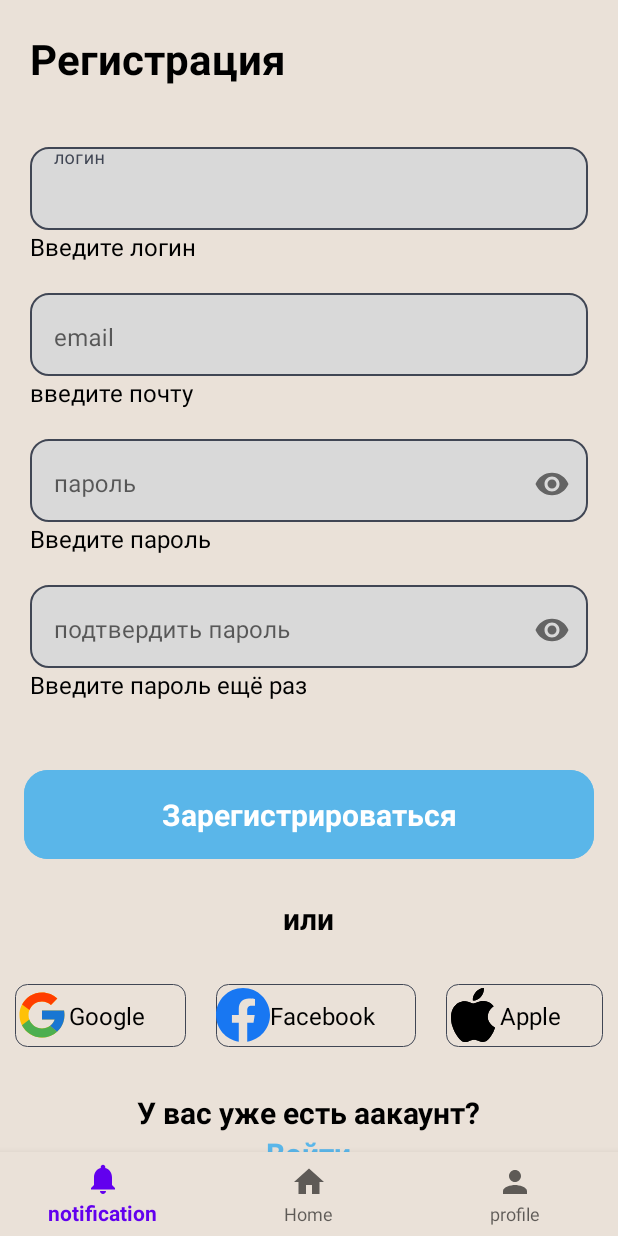
After one commit to nasizae/Daily_insperation, an Android app: the RegistrationFragment screen opened directly, with no data from a screen before it, on a phone screen of 412 x 824 dp. The commit adds this screen. Run offline under Robolectric (Android 15) with nearby library versions, the phone set to English and light mode, and no system bars; our stand-ins replace navigation-ui; Roboto replaces fonts that are not available here.

Commit message:
add authorization and registration

```diff
--- /dev/null
+++ b/app/src/main/java/com/example/dailyinsperation/presentation/identification/registration/RegistrationFragment.kt
@@ -0,0 +1,25 @@
+package com.example.dailyinsperation.presentation.identification.registration
+
+import android.os.Bundle
+import androidx.fragment.app.Fragment
+import android.view.LayoutInflater
+import android.view.View
+import android.view.ViewGroup
+import com.example.dailyinsperation.R
+import com.example.dailyinsperation.databinding.FragmentRegistrationBinding
+
+class RegistrationFragment : Fragment() {
+    private lateinit var binding:FragmentRegistrationBinding
+    override fun onCreateView(
+        inflater: LayoutInflater, container: ViewGroup?,
+        savedInstanceState: Bundle?
+    ): View {
+        binding= FragmentRegistrationBinding.inflate(inflater,container,false)
+        return binding.root
+    }
+
+    override fun onViewCreated(view: View, savedInstanceState: Bundle?) {
+        super.onViewCreated(view, savedInstanceState)
+
+    }
+}
--- /dev/null
+++ b/app/src/main/res/drawable/background_et.xml
@@ -0,0 +1,8 @@
+<?xml version="1.0" encoding="utf-8"?>
+<shape xmlns:android="http://schemas.android.com/apk/res/android">
+    <corners android:radius="12dp" />
+    <solid android:color="@color/et_color" />
+    <stroke
+        android:width="1dp"
+        android:color="@color/midnight" />
+</shape>
--- /dev/null
+++ b/app/src/main/res/drawable/bg_register.xml
@@ -0,0 +1,8 @@
+<?xml version="1.0" encoding="utf-8"?>
+<shape xmlns:android="http://schemas.android.com/apk/res/android">
+<stroke android:width="0.8dp"
+    android:color="@color/midnight"
+    />
+    <solid android:color="#00000000"/>
+    <corners android:radius="8dp"/>
+</shape>
--- /dev/null
+++ b/app/src/main/res/drawable/ic_apple.xml
@@ -0,0 +1,16 @@
+<vector xmlns:android="http://schemas.android.com/apk/res/android"
+    android:width="24dp"
+    android:height="24dp"
+    android:viewportWidth="24"
+    android:viewportHeight="24">
+  <group>
+    <clip-path
+        android:pathData="M0,0h24v24h-24z"/>
+    <path
+        android:pathData="M16.773,0.012C16.722,-0.045 14.884,0.035 13.285,1.77C11.686,3.504 11.932,5.493 11.969,5.544C12.005,5.595 14.248,5.675 15.681,3.657C17.114,1.64 16.824,0.071 16.773,0.012ZM21.744,17.611C21.672,17.468 18.257,15.76 18.574,12.479C18.892,9.195 21.087,8.295 21.122,8.198C21.156,8.1 20.226,7.013 19.24,6.462C18.517,6.074 17.716,5.852 16.896,5.811C16.734,5.807 16.171,5.669 15.015,5.985C14.253,6.194 12.535,6.869 12.063,6.896C11.589,6.923 10.179,6.113 8.663,5.898C7.692,5.711 6.663,6.095 5.926,6.39C5.192,6.684 3.793,7.521 2.816,9.746C1.837,11.969 2.349,15.491 2.715,16.586C3.081,17.679 3.652,19.472 4.624,20.779C5.489,22.256 6.635,23.28 7.113,23.628C7.591,23.976 8.941,24.207 9.877,23.729C10.63,23.267 11.99,23.001 12.526,23.021C13.062,23.04 14.118,23.251 15.2,23.829C16.056,24.125 16.866,24.001 17.677,23.671C18.489,23.34 19.663,22.083 21.035,19.535C21.555,18.35 21.792,17.709 21.744,17.611Z"
+        android:fillColor="#000000"/>
+    <path
+        android:pathData="M16.773,0.012C16.722,-0.045 14.884,0.035 13.285,1.77C11.686,3.504 11.932,5.493 11.969,5.544C12.005,5.595 14.248,5.675 15.681,3.657C17.114,1.64 16.824,0.071 16.773,0.012ZM21.744,17.611C21.672,17.468 18.257,15.76 18.574,12.479C18.892,9.195 21.087,8.295 21.122,8.198C21.156,8.1 20.226,7.013 19.24,6.462C18.517,6.074 17.716,5.852 16.896,5.811C16.734,5.807 16.171,5.669 15.015,5.985C14.253,6.194 12.535,6.869 12.063,6.896C11.589,6.923 10.179,6.113 8.663,5.898C7.692,5.711 6.663,6.095 5.926,6.39C5.192,6.684 3.793,7.521 2.816,9.746C1.837,11.969 2.349,15.491 2.715,16.586C3.081,17.679 3.652,19.472 4.624,20.779C5.489,22.256 6.635,23.28 7.113,23.628C7.591,23.976 8.941,24.207 9.877,23.729C10.63,23.267 11.99,23.001 12.526,23.021C13.062,23.04 14.118,23.251 15.2,23.829C16.056,24.125 16.866,24.001 17.677,23.671C18.489,23.34 19.663,22.083 21.035,19.535C21.555,18.35 21.792,17.709 21.744,17.611Z"
+        android:fillColor="#000000"/>
+  </group>
+</vector>
--- /dev/null
+++ b/app/src/main/res/drawable/ic_facebook.xml
@@ -0,0 +1,9 @@
+<vector xmlns:android="http://schemas.android.com/apk/res/android"
+    android:width="24dp"
+    android:height="24dp"
+    android:viewportWidth="24"
+    android:viewportHeight="24">
+  <path
+      android:pathData="M24,12C24,5.373 18.627,0 12,0C5.373,0 0,5.373 0,12C0,17.99 4.388,22.954 10.125,23.854V15.469H7.078V12H10.125V9.356C10.125,6.349 11.917,4.688 14.658,4.688C15.97,4.688 17.344,4.922 17.344,4.922V7.875H15.831C14.34,7.875 13.875,8.8 13.875,9.749V12H17.203L16.671,15.469H13.875V23.854C19.612,22.954 24,17.99 24,12Z"
+      android:fillColor="#1877F2"/>
+</vector>
--- /dev/null
+++ b/app/src/main/res/drawable/ic_google.xml
@@ -0,0 +1,18 @@
+<vector xmlns:android="http://schemas.android.com/apk/res/android"
+    android:width="24dp"
+    android:height="24dp"
+    android:viewportWidth="24"
+    android:viewportHeight="24">
+  <path
+      android:pathData="M21.806,10.042H21V10H12V14H17.652C16.827,16.329 14.611,18 12,18C8.686,18 6,15.314 6,12C6,8.686 8.686,6 12,6C13.53,6 14.921,6.577 15.981,7.519L18.809,4.691C17.023,3.026 14.634,2 12,2C6.477,2 2,6.477 2,12C2,17.522 6.477,22 12,22C17.522,22 22,17.522 22,12C22,11.33 21.931,10.675 21.806,10.042Z"
+      android:fillColor="#FFC107"/>
+  <path
+      android:pathData="M3.153,7.345L6.438,9.755C7.327,7.554 9.481,6 12,6C13.53,6 14.921,6.577 15.981,7.519L18.809,4.691C17.023,3.026 14.634,2 12,2C8.159,2 4.828,4.168 3.153,7.345Z"
+      android:fillColor="#FF3D00"/>
+  <path
+      android:pathData="M12,22C14.583,22 16.93,21.012 18.705,19.404L15.609,16.785C14.572,17.574 13.304,18.001 12,18C9.399,18 7.19,16.342 6.359,14.027L3.098,16.54C4.753,19.778 8.113,22 12,22Z"
+      android:fillColor="#4CAF50"/>
+  <path
+      android:pathData="M21.806,10.042H21V10H12V14H17.652C17.257,15.108 16.547,16.077 15.608,16.785L15.609,16.785L18.705,19.403C18.486,19.603 22,17 22,12C22,11.33 21.931,10.675 21.806,10.042Z"
+      android:fillColor="#1976D2"/>
+</vector>
--- a/app/src/main/res/layout/activity_main.xml
+++ b/app/src/main/res/layout/activity_main.xml
@@ -12,7 +12,7 @@
         android:layout_height="wrap_content"
         android:layout_marginStart="0dp"
         android:layout_marginEnd="0dp"
-        android:background="@color/midnight"
+        android:background="@color/background_app"
         app:layout_constraintBottom_toBottomOf="parent"
         app:layout_constraintLeft_toLeftOf="parent"
         app:layout_constraintRight_toRightOf="parent"
--- /dev/null
+++ b/app/src/main/res/layout/fragment_registration.xml
@@ -0,0 +1,283 @@
+<?xml version="1.0" encoding="utf-8"?>
+<LinearLayout xmlns:android="http://schemas.android.com/apk/res/android"
+    xmlns:app="http://schemas.android.com/apk/res-auto"
+    xmlns:tools="http://schemas.android.com/tools"
+    android:layout_width="match_parent"
+    android:layout_height="match_parent"
+    android:background="@color/background_app"
+    android:orientation="vertical"
+    tools:context=".presentation.identification.registration.RegistrationFragment">
+<androidx.core.widget.NestedScrollView
+    android:layout_width="match_parent"
+    android:layout_height="match_parent">
+    <LinearLayout
+        android:layout_width="match_parent"
+        android:layout_height="match_parent"
+        android:orientation="vertical">
+
+        <TextView
+            android:layout_width="wrap_content"
+            android:layout_height="wrap_content"
+            android:layout_margin="20dp"
+            android:text="@string/register_txt"
+            android:textColor="@color/black"
+            android:textSize="28sp"
+            android:textStyle="bold" />
+
+        <com.google.android.material.textfield.TextInputLayout
+            style="@style/Widget.MaterialComponents.TextInputLayout.OutlinedBox"
+            android:layout_width="match_parent"
+            android:layout_height="wrap_content"
+            android:layout_marginHorizontal="20dp"
+            android:layout_marginTop="20dp"
+            app:cursorColor="@color/midnight"
+            android:background="@drawable/background_et"
+            app:hintTextColor="@color/midnight"
+            android:hint="@string/username">
+
+            <com.google.android.material.textfield.TextInputEditText
+                android:id="@+id/et_username"
+                android:layout_width="match_parent"
+                android:layout_height="wrap_content"
+                android:background="#00000000"
+                android:paddingVertical="14dp"
+                android:textColor="@color/black"
+                android:textSize="16sp" />
+        </com.google.android.material.textfield.TextInputLayout>
+
+        <TextView
+            android:layout_width="wrap_content"
+            android:layout_height="wrap_content"
+            android:layout_marginStart="20dp"
+            android:text="@string/helptxt_username"
+            android:textColor="@color/black"
+            android:textSize="16sp" />
+
+        <com.google.android.material.textfield.TextInputLayout
+            style="@style/Widget.MaterialComponents.TextInputLayout.OutlinedBox"
+            android:layout_width="match_parent"
+            android:layout_height="wrap_content"
+            android:layout_marginHorizontal="20dp"
+            android:layout_marginTop="20dp"
+            app:cursorColor="@color/midnight"
+            android:background="@drawable/background_et"
+            app:hintTextColor="@color/midnight"
+            android:hint="@string/email">
+
+            <com.google.android.material.textfield.TextInputEditText
+                android:id="@+id/et_email"
+                android:layout_width="match_parent"
+                android:layout_height="wrap_content"
+                android:background="#00000000"
+                android:paddingVertical="14dp"
+                android:textColor="@color/black"
+                android:textSize="16sp" />
+        </com.google.android.material.textfield.TextInputLayout>
+
+        <TextView
+            android:layout_width="wrap_content"
+            android:layout_height="wrap_content"
+            android:layout_marginStart="20dp"
+            android:text="@string/helptxt_email"
+            android:textColor="@color/black"
+            android:textSize="16sp" />
+
+        <com.google.android.material.textfield.TextInputLayout
+            style="@style/Widget.MaterialComponents.TextInputLayout.OutlinedBox"
+            android:layout_width="match_parent"
+            android:layout_height="wrap_content"
+            android:layout_marginHorizontal="20dp"
+            android:layout_marginTop="20dp"
+            android:background="@drawable/background_et"
+            app:hintTextColor="@color/midnight"
+            app:cursorColor="@color/midnight"
+            android:hint="@string/password"
+            app:passwordToggleEnabled="true">
+
+            <com.google.android.material.textfield.TextInputEditText
+                android:id="@+id/et_password"
+                android:layout_width="match_parent"
+                android:layout_height="wrap_content"
+                android:background="#00000000"
+                android:paddingVertical="14dp"
+                android:inputType="textPassword"
+                android:textColor="@color/black"
+                android:textSize="16sp" />
+        </com.google.android.material.textfield.TextInputLayout>
+
+        <TextView
+            android:layout_width="wrap_content"
+            android:layout_height="wrap_content"
+            android:layout_marginStart="20dp"
+            android:text="@string/helptxt_password"
+            android:textColor="@color/black"
+            android:textSize="16sp" />
+
+        <com.google.android.material.textfield.TextInputLayout
+            style="@style/Widget.MaterialComponents.TextInputLayout.OutlinedBox"
+            android:layout_width="match_parent"
+            android:layout_height="wrap_content"
+            android:layout_marginHorizontal="20dp"
+            android:layout_marginTop="20dp"
+            android:background="@drawable/background_et"
+            app:hintTextColor="@color/midnight"
+            app:cursorColor="@color/midnight"
+            android:hint="@string/confirm_password"
+            app:passwordToggleEnabled="true">
+
+            <com.google.android.material.textfield.TextInputEditText
+                android:id="@+id/et_confirm_password"
+                android:layout_width="match_parent"
+                android:layout_height="wrap_content"
+                android:background="#00000000"
+                android:paddingVertical="14dp"
+                android:inputType="textPassword"
+                android:textColor="@color/black"
+                android:textSize="16sp" />
+        </com.google.android.material.textfield.TextInputLayout>
+
+        <TextView
+            android:layout_width="wrap_content"
+            android:layout_height="wrap_content"
+            android:layout_marginStart="20dp"
+            android:text="@string/helptxt_confirm_password"
+            android:textColor="@color/black"
+            android:textSize="16sp" />
+
+        <com.google.android.material.button.MaterialButton
+            android:id="@+id/btn_sign_in"
+            android:layout_width="match_parent"
+            android:layout_height="wrap_content"
+            android:layout_marginHorizontal="16dp"
+            android:layout_marginTop="40dp"
+            android:backgroundTint="@color/blue"
+            android:paddingVertical="16dp"
+            android:text="@string/register"
+            android:textAlignment="center"
+            android:textColor="@color/white"
+            android:textSize="20sp"
+            android:textStyle="bold"
+            app:cornerRadius="16dp" />
+
+        <TextView
+            android:layout_width="wrap_content"
+            android:layout_height="wrap_content"
+            android:layout_gravity="center"
+            android:layout_marginTop="20dp"
+            android:text="или"
+            android:textColor="@color/black"
+            android:textSize="20sp"
+            android:textStyle="bold" />
+
+        <LinearLayout
+            android:layout_width="match_parent"
+            android:layout_height="wrap_content"
+            android:layout_marginTop="20dp"
+            android:orientation="horizontal"
+            android:paddingVertical="10dp">
+
+            <LinearLayout
+                android:id="@+id/btn_google"
+                android:layout_width="wrap_content"
+                android:layout_height="wrap_content"
+                android:layout_marginHorizontal="10dp"
+                android:layout_weight="1"
+                android:background="@drawable/bg_register"
+                android:orientation="horizontal">
+
+                <ImageView
+                    android:layout_width="wrap_content"
+                    android:layout_height="wrap_content"
+                    android:layout_gravity="center"
+                    android:background="@drawable/ic_google"
+                    android:padding="18dp" />
+
+                <TextView
+                    android:layout_width="wrap_content"
+                    android:layout_height="wrap_content"
+                    android:layout_gravity="center"
+                    android:layout_marginEnd="12dp"
+                    android:paddingVertical="10dp"
+                    android:text="@string/google"
+                    android:textColor="@color/black"
+                    android:textSize="16sp" />
+            </LinearLayout>
+
+            <LinearLayout
+                android:id="@+id/btn_facebook"
+                android:layout_width="wrap_content"
+                android:layout_height="wrap_content"
+                android:layout_marginHorizontal="10dp"
+                android:layout_weight="1"
+                android:background="@drawable/bg_register"
+                android:orientation="horizontal">
+
+                <ImageView
+                    android:layout_width="wrap_content"
+                    android:layout_height="wrap_content"
+                    android:layout_gravity="center"
+                    android:background="@drawable/ic_facebook"
+                    android:padding="18dp" />
+
+                <TextView
+                    android:layout_width="wrap_content"
+                    android:layout_height="wrap_content"
+                    android:layout_gravity="center"
+                    android:layout_marginEnd="12dp"
+                    android:paddingVertical="10dp"
+                    android:text="@string/facebook"
+                    android:textColor="@color/black"
+                    android:textSize="16sp" />
+            </LinearLayout>
+
+            <LinearLayout
+                android:id="@+id/btn_apple"
+                android:layout_width="wrap_content"
+                android:layout_height="wrap_content"
+                android:layout_marginHorizontal="10dp"
+                android:layout_weight="1"
+                android:background="@drawable/bg_register"
+                android:orientation="horizontal">
+
+                <ImageView
+                    android:layout_width="wrap_content"
+                    android:layout_height="wrap_content"
+                    android:layout_gravity="center"
+                    android:background="@drawable/ic_apple"
+                    android:padding="18dp" />
+
+                <TextView
+                    android:layout_width="wrap_content"
+                    android:layout_height="wrap_content"
+                    android:layout_gravity="center"
+                    android:layout_marginEnd="12dp"
+                    android:paddingVertical="10dp"
+                    android:text="@string/apple"
+                    android:textColor="@color/black"
+                    android:textSize="16sp" />
+            </LinearLayout>
+        </LinearLayout>
+
+        <TextView
+            android:layout_width="wrap_content"
+            android:layout_height="wrap_content"
+            android:layout_gravity="center"
+            android:layout_marginTop="20dp"
+            android:text="@string/yes_account"
+            android:textColor="@color/black"
+            android:textSize="20sp"
+            android:textStyle="bold" />
+
+        <TextView
+            android:id="@+id/btn_sign"
+            android:layout_width="wrap_content"
+            android:layout_height="wrap_content"
+            android:layout_gravity="center"
+            android:text="@string/signin"
+            android:textColor="@color/blue"
+            android:textSize="20sp"
+            android:layout_marginBottom="20dp"
+            android:textStyle="bold" />
+    </LinearLayout>
+</androidx.core.widget.NestedScrollView>
+</LinearLayout>
--- a/app/src/main/res/navigation/mobile_navigation.xml
+++ b/app/src/main/res/navigation/mobile_navigation.xml
@@ -3,7 +3,7 @@
     xmlns:app="http://schemas.android.com/apk/res-auto"
     xmlns:tools="http://schemas.android.com/tools"
     android:id="@+id/mobile_navigation"
-    app:startDestination="@id/spleshScreenFragment">
+    app:startDestination="@id/registrationFragment">
 
     <fragment
         android:id="@+id/navigation_home"
@@ -30,4 +30,14 @@
         android:name="com.example.dailyinsperation.presentation.spleshscreen.SpleshScreenFragment"
         android:label="fragment_splesh_screen"
         tools:layout="@layout/fragment_splesh_screen" />
+    <fragment
+        android:id="@+id/authorizationFragment"
+        android:name="com.example.dailyinsperation.presentation.identification.authorization.AuthorizationFragment"
+        android:label="fragment_authorization"
+        tools:layout="@layout/fragment_authorization" />
+    <fragment
+        android:id="@+id/registrationFragment"
+        android:name="com.example.dailyinsperation.presentation.identification.registration.RegistrationFragment"
+        android:label="fragment_registration"
+        tools:layout="@layout/fragment_registration" />
 </navigation>
--- a/app/src/main/res/values/colors.xml
+++ b/app/src/main/res/values/colors.xml
@@ -10,4 +10,5 @@
     <color name="midnight">#404654</color>
     <color name="blue">#5AB6E9</color>
     <color name="background_app">#EAE1D8</color>
+    <color name="et_color">#D9D9D9</color>
 </resources>
--- a/app/src/main/res/values/strings.xml
+++ b/app/src/main/res/values/strings.xml
@@ -26,4 +26,21 @@
     <string name="category_life">Жизнь</string>
     <string name="category_smile">Смешные</string>
     <string name="redactor_profile">Редактирование профиля</string>
+    <string name="sign_in">Вход</string>
+    <string name="username">логин</string>
+    <string name="password">пароль</string>
+    <string name="helptxt_username">Введите логин</string>
+    <string name="helptxt_password">Введите пароль</string>
+    <string name="signin">Войти</string>
+    <string name="google">Google</string>
+    <string name="apple">Apple</string>
+    <string name="facebook">Facebook</string>
+    <string name="no_account">Ещё нет аккаунта?</string>
+    <string name="register">Зарегистрироваться</string>
+    <string name="register_txt">Регистрация</string>
+    <string name="email">email</string>
+    <string name="helptxt_email">введите почту</string>
+    <string name="confirm_password">подтвердить пароль</string>
+    <string name="helptxt_confirm_password">Введите пароль ещё раз</string>
+    <string name="yes_account">У вас уже есть аакаунт?</string>
 </resources>
```
Also changed, not shown: app/src/main/java/com/example/dailyinsperation/presentation/identification/authorization/AuthorizationFragment.kt (added, +25 -0 lines), app/src/main/res/layout/fragment_authorization.xml (added, +211 -0 lines), 1 other file.
